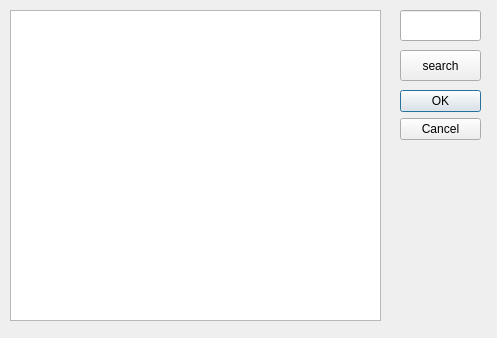
First picture: the form in kyrpm-installer/installedpackagedlg.ui, repository openeuler-mirror/kylin-installer, before the edit.
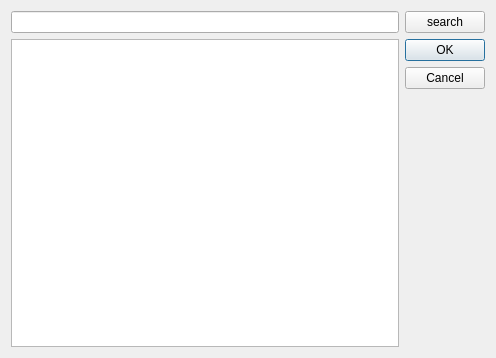
Second picture: the form after the edit.

Commit message: Modify the page layout and adapt the window size

The edit to the form file:
```diff
--- a/kyrpm-installer/installedpackagedlg.ui
+++ b/kyrpm-installer/installedpackagedlg.ui
@@ -6,22 +6,29 @@
    <rect>
     <x>0</x>
     <y>0</y>
-    <width>497</width>
-    <height>338</height>
+    <width>496</width>
+    <height>358</height>
    </rect>
   </property>
   <property name="windowTitle">
    <string>Dialog</string>
   </property>
+  <layout class="QGridLayout" name="gridLayout">
+   <item row="0" column="0">
+    <widget class="QLineEdit" name="search_lineEdit"/>
+   </item>
+   <item row="0" column="1">
+    <widget class="QPushButton" name="search_Btn">
+     <property name="text">
+      <string>search</string>
+     </property>
+    </widget>
+   </item>
+   <item row="1" column="0">
+    <widget class="QListView" name="listView"/>
+   </item>
+   <item row="1" column="1">
   <widget class="QDialogButtonBox" name="buttonBox">
-   <property name="geometry">
-    <rect>
-     <x>400</x>
-     <y>90</y>
-     <width>81</width>
-     <height>241</height>
-    </rect>
-   </property>
    <property name="orientation">
     <enum>Qt::Vertical</enum>
    </property>
@@ -29,39 +36,8 @@
     <set>QDialogButtonBox::Cancel|QDialogButtonBox::Ok</set>
    </property>
   </widget>
-  <widget class="QListView" name="listView">
-   <property name="geometry">
-    <rect>
-     <x>10</x>
-     <y>10</y>
-     <width>371</width>
-     <height>311</height>
-    </rect>
-   </property>
-  </widget>
-  <widget class="QPushButton" name="search_Btn">
-   <property name="geometry">
-    <rect>
-     <x>400</x>
-     <y>50</y>
-     <width>81</width>
-     <height>31</height>
-    </rect>
-   </property>
-   <property name="text">
-    <string>search</string>
-   </property>
-  </widget>
-  <widget class="QLineEdit" name="search_lineEdit">
-   <property name="geometry">
-    <rect>
-     <x>400</x>
-     <y>10</y>
-     <width>81</width>
-     <height>31</height>
-    </rect>
-   </property>
-  </widget>
+   </item>
+  </layout>
  </widget>
  <resources/>
  <connections>
```
Lines whose indentation alone changed are shown as unchanged. The commit also changes 5 other files.
